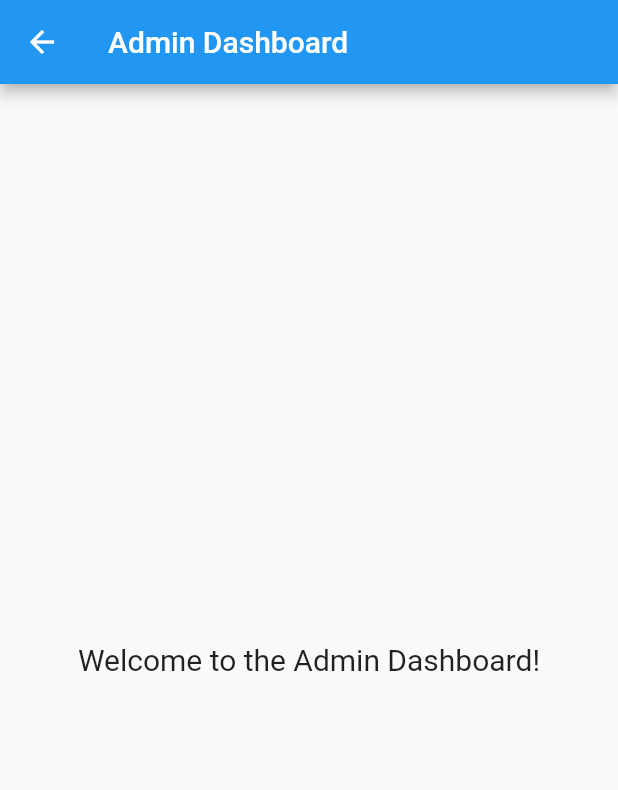
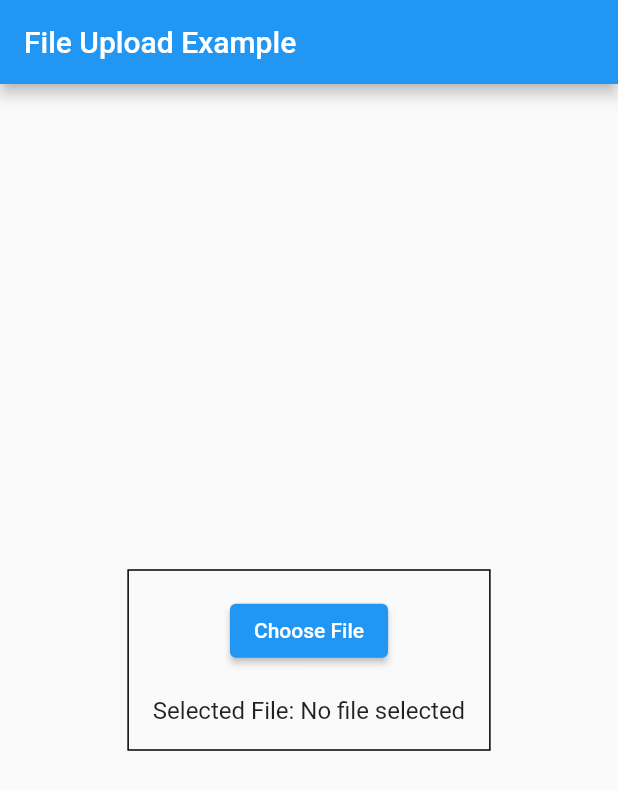
Before and after one commit to Practical02/exam-duty, a Flutter app: the screen it shows after launch, on a phone screen of 412 x 824 dp. Shown: the top 790 px of the screen. Run offline on Flutter 3.47's test engine with Material 2 defaults, Android fonts, the phone set to English and light mode, and no system bars; our stand-ins replace file_picker, permission_handler.

Commit message:
commit admin

```diff
--- a/lib/screens/admin_dashboard.dart
+++ b/lib/screens/admin_dashboard.dart
@@ -1,22 +1,78 @@
 import 'package:flutter/material.dart';
+import 'package:file_picker/file_picker.dart';
+import 'package:permission_handler/permission_handler.dart';
+
+void main() => runApp(AdminDashboard());
 
 class AdminDashboard extends StatelessWidget {
-  const AdminDashboard({Key? key}) : super(key: key);
+  @override
+  Widget build(BuildContext context) {
+    return MaterialApp(
+      home: UploadFileScreen(),
+    );
+  }
+}
+
+class UploadFileScreen extends StatefulWidget {
+  @override
+  _UploadFileScreenState createState() => _UploadFileScreenState();
+}
+
+class _UploadFileScreenState extends State<UploadFileScreen> {
+  String? filePath;
+
+  void _openFileExplorer() async {
+      if (Theme.of(context).platform == TargetPlatform.android) {
+    // Check if permission is granted, and request it if not
+    var status = await Permission.storage.status;
+    if (status.isGranted) {
+      FilePickerResult? result = await FilePicker.platform.pickFiles(
+        type: FileType.custom, // You can specify the types of files to allow here.
+      );
+      if (result != null) {
+        setState(() {
+          filePath = result.files.single.path;
+        });
+      }
+    } else {
+      // Request permission
+      await Permission.storage.request();
+    }
+  }else {
+    // On other platforms (including desktop), you can handle file picking differently.
+    // You may want to display a message or implement an alternative solution.
+    print("File picking not supported on this platform.");
+  }
+}
 
   @override
   Widget build(BuildContext context) {
     return Scaffold(
       appBar: AppBar(
-        title: const Text('Admin Dashboard'),
+        title: Text('File Upload Example'),
       ),
       body: Center(
         child: Column(
           mainAxisAlignment: MainAxisAlignment.center,
-          crossAxisAlignment: CrossAxisAlignment.center,
-          children: [
-            const Text(
-              'Welcome to the Admin Dashboard!',
-              style: TextStyle(fontSize: 20),
+          children: <Widget>[
+            Container(
+              padding: EdgeInsets.all(16.0),
+              decoration: BoxDecoration(
+                border: Border.all(width: 1.0, color: Colors.black),
+              ),
+              child: Column(
+                children: <Widget>[
+                  ElevatedButton(
+                    onPressed: _openFileExplorer,
+                    child: Text('Choose File'),
+                  ),
+                  SizedBox(height: 20),
+                  Text(
+                    'Selected File: ${filePath ?? "No file selected"}',
+                    style: TextStyle(fontSize: 16),
+                  ),
+                ],
+              ),
             ),
           ],
         ),
--- a/lib/screens/user_dashboard.dart
+++ b/lib/screens/user_dashboard.dart
@@ -1,3 +1,5 @@
+// ignore_for_file: prefer_const_literals_to_create_immutables, prefer_const_constructors
+
 import 'package:flutter/material.dart';
 
 class UserDashboard extends StatelessWidget {
--- a/pubspec.yaml
+++ b/pubspec.yaml
@@ -30,6 +30,9 @@ environment:
 dependencies:
   flutter:
     sdk: flutter
+  file_picker: ^4.0.4
+  permission_handler: ^10.3.0
+
 
 
   # The following adds the Cupertino Icons font to your application.
```
Also changed, not shown: pubspec.lock, 7 other files.
